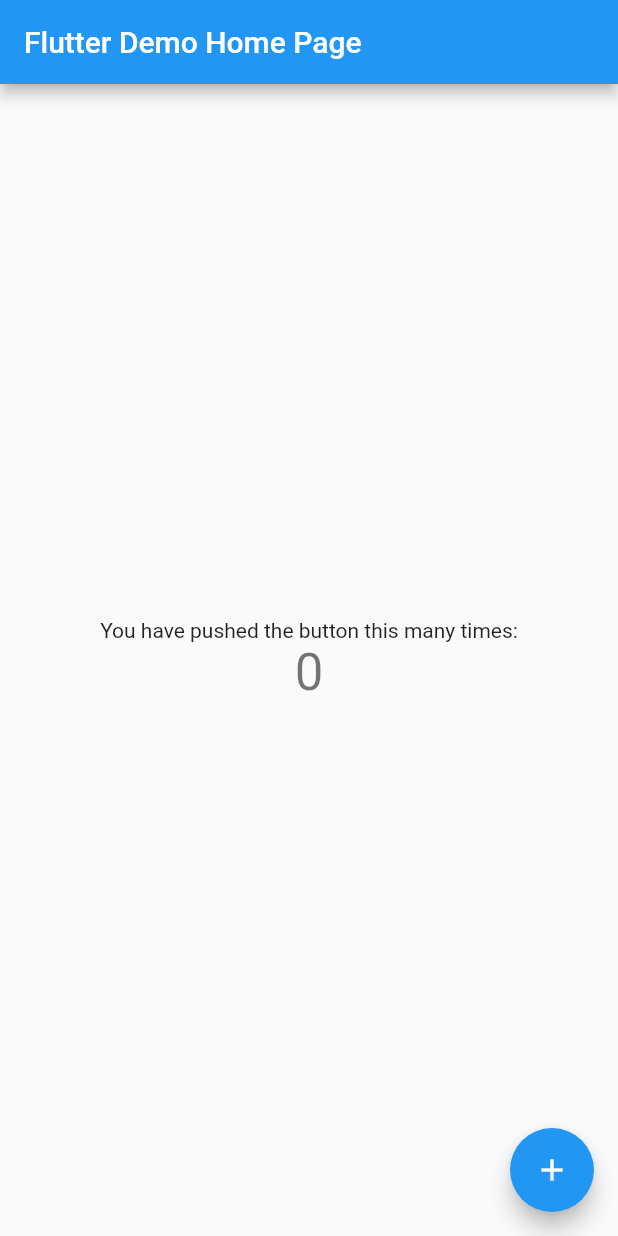
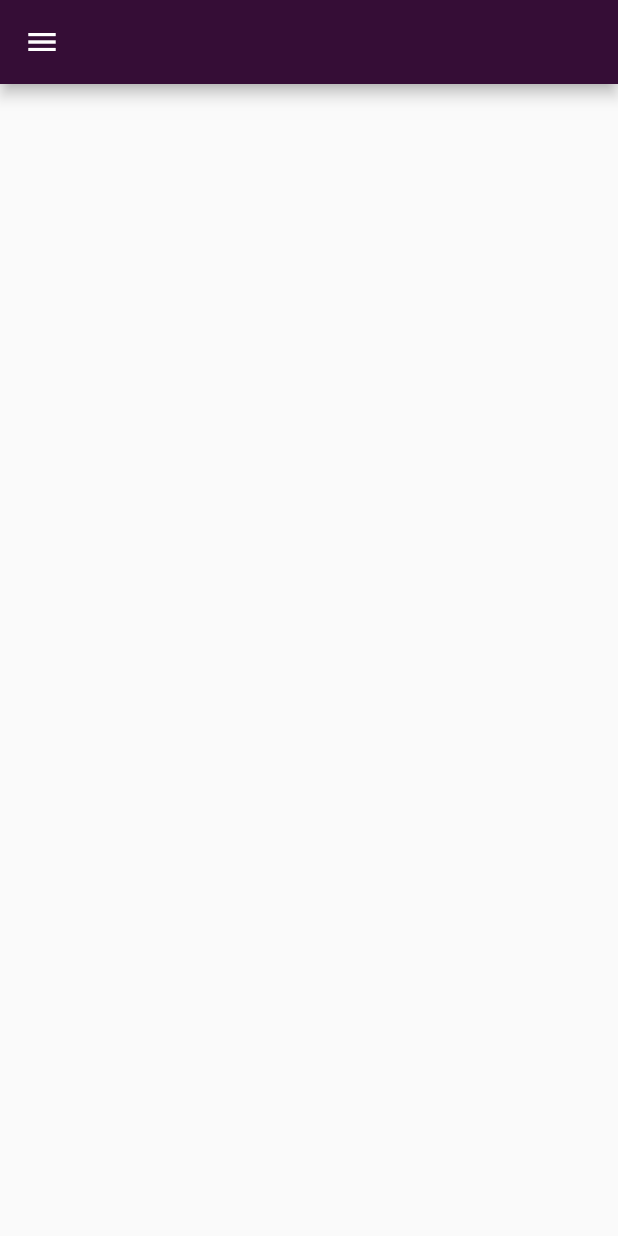
Before and after one commit to team-o7/solution-challenge, a Flutter app: the screen it shows after launch, on a phone screen of 412 x 824 dp. Run offline on Flutter 3.47's test engine with Material 2 defaults, Android fonts, the phone set to English and light mode, and no system bars.

Commit message:
colors added

```diff
--- a/client/flutter_client/lib/main.dart
+++ b/client/flutter_client/lib/main.dart
@@ -1,4 +1,5 @@
 import 'package:flutter/material.dart';
+import 'package:flutter_client/screens/home/home.dart';
 
 void main() {
   runApp(MyApp());
@@ -9,105 +10,10 @@ class MyApp extends StatelessWidget {
   @override
   Widget build(BuildContext context) {
     return MaterialApp(
-      title: 'Flutter Demo',
-      theme: ThemeData(
-        // This is the theme of your application.
-        //
-        // Try running your application with "flutter run". You'll see the
-        // application has a blue toolbar. Then, without quitting the app, try
-        // changing the primarySwatch below to Colors.green and then invoke
-        // "hot reload" (press "r" in the console where you ran "flutter run",
-        // or simply save your changes to "hot reload" in a Flutter IDE).
-        // Notice that the counter didn't reset back to zero; the application
-        // is not restarted.
-        primarySwatch: Colors.blue,
-      ),
-      home: MyHomePage(title: 'Flutter Demo Home Page'),
+      title: 'sast',
+      debugShowCheckedModeBanner: false,
+      theme: ThemeData(),
+      home: Home(),
     );
   }
 }
-
-class MyHomePage extends StatefulWidget {
-  MyHomePage({Key key, this.title}) : super(key: key);
-
-  // This widget is the home page of your application. It is stateful, meaning
-  // that it has a State object (defined below) that contains fields that affect
-  // how it looks.
-
-  // This class is the configuration for the state. It holds the values (in this
-  // case the title) provided by the parent (in this case the App widget) and
-  // used by the build method of the State. Fields in a Widget subclass are
-  // always marked "final".
-
-  final String title;
-
-  @override
-  _MyHomePageState createState() => _MyHomePageState();
-}
-
-class _MyHomePageState extends State<MyHomePage> {
-  int _counter = 0;
-
-  void _incrementCounter() {
-    setState(() {
-      // This call to setState tells the Flutter framework that something has
-      // changed in this State, which causes it to rerun the build method below
-      // so that the display can reflect the updated values. If we changed
-      // _counter without calling setState(), then the build method would not be
-      // called again, and so nothing would appear to happen.
-      _counter++;
-    });
-  }
-
-  @override
-  Widget build(BuildContext context) {
-    // This method is rerun every time setState is called, for instance as done
-    // by the _incrementCounter method above.
-    //
-    // The Flutter framework has been optimized to make rerunning build methods
-    // fast, so that you can just rebuild anything that needs updating rather
-    // than having to individually change instances of widgets.
-    return Scaffold(
-      appBar: AppBar(
-        // Here we take the value from the MyHomePage object that was created by
-        // the App.build method, and use it to set our appbar title.
-        title: Text(widget.title),
-      ),
-      body: Center(
-        // Center is a layout widget. It takes a single child and positions it
-        // in the middle of the parent.
-        child: Column(
-          // Column is also a layout widget. It takes a list of children and
-          // arranges them vertically. By default, it sizes itself to fit its
-          // children horizontally, and tries to be as tall as its parent.
-          //
-          // Invoke "debug painting" (press "p" in the console, choose the
-          // "Toggle Debug Paint" action from the Flutter Inspector in Android
-          // Studio, or the "Toggle Debug Paint" command in Visual Studio Code)
-          // to see the wireframe for each widget.
-          //
-          // Column has various properties to control how it sizes itself and
-          // how it positions its children. Here we use mainAxisAlignment to
-          // center the children vertically; the main axis here is the vertical
-          // axis because Columns are vertical (the cross axis would be
-          // horizontal).
-          mainAxisAlignment: MainAxisAlignment.center,
-          children: <Widget>[
-            Text(
-              'You have pushed the button this many times:',
-            ),
-            Text(
-              '$_counter',
-              style: Theme.of(context).textTheme.headline4,
-            ),
-          ],
-        ),
-      ),
-      floatingActionButton: FloatingActionButton(
-        onPressed: _incrementCounter,
-        tooltip: 'Increment',
-        child: Icon(Icons.add),
-      ), // This trailing comma makes auto-formatting nicer for build methods.
-    );
-  }
-}
--- /dev/null
+++ b/client/flutter_client/lib/reusables/constants.dart
@@ -0,0 +1,5 @@
+import 'dart:ui';
+
+const Color kPrimaryColor0 = Color(0xff350D36);
+const Color kPrimaryColor1 = Color(0xff3F0E40);
+const Color kTextColor = Color(0xff1D1C1D);
--- /dev/null
+++ b/client/flutter_client/lib/screens/home/home.dart
@@ -0,0 +1,18 @@
+import 'package:flutter/material.dart';
+import 'package:flutter_client/reusables/constants.dart';
+
+class Home extends StatelessWidget {
+  @override
+  Widget build(BuildContext context) {
+    Size size = MediaQuery.of(context).size;
+    return Scaffold(
+        appBar: AppBar(
+          backgroundColor: kPrimaryColor0,
+        ),
+        body: Container(),
+        drawer: Container(
+          width: size.width * 0.8,
+          child: Drawer(),
+        ));
+  }
+}
```
